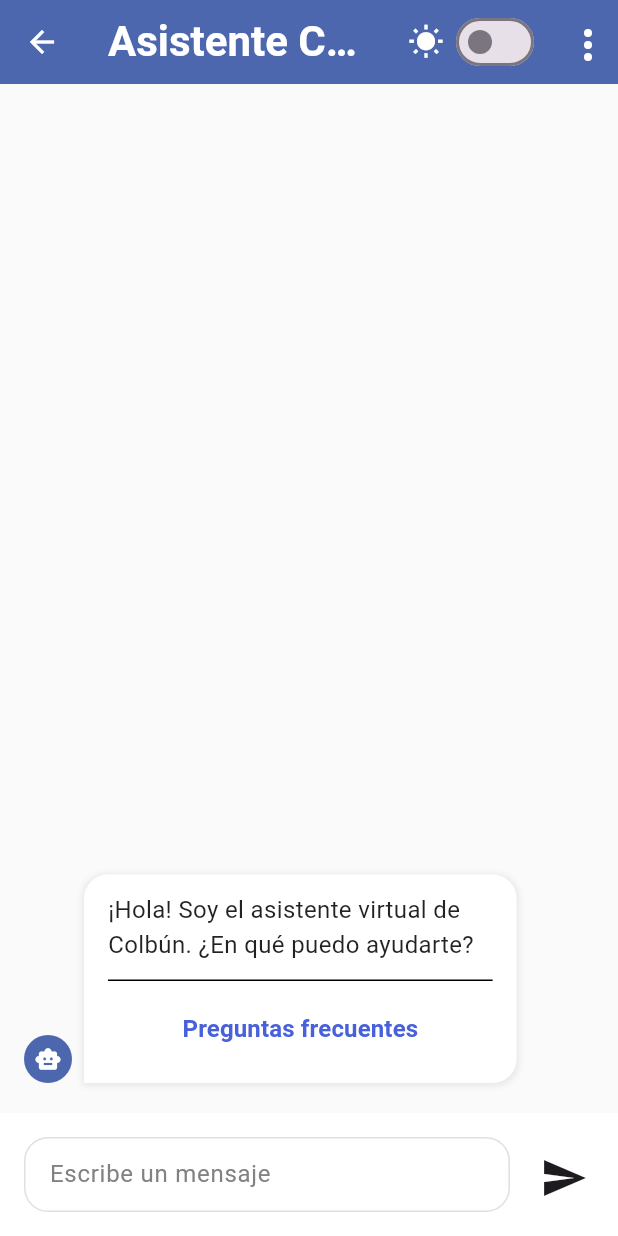
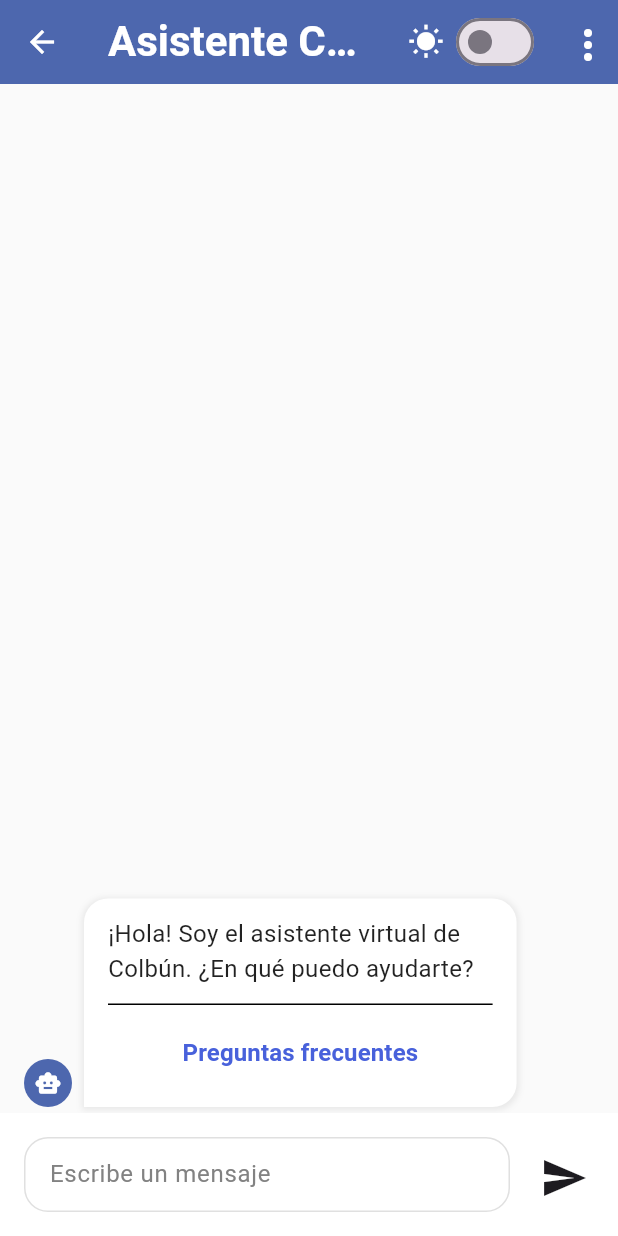
Before and after one commit to BenjajaDev/COLBUN---CONSULTORIA, a Flutter app: the ChatbotScreen screen opened directly, on a phone screen of 412 x 824 dp. Run offline on Flutter 3.47's test engine with Material 3 defaults, Android fonts, the phone set to English and light mode, and no system bars; our stand-ins replace cloud_firestore, firebase_auth, firebase_core, flutter_bloc; accounts and stored records are empty; Roboto replaces fonts that are missing (Poppins); statements that could not run were skipped.

Commit message:
añadi boton link y quite padding del body

```diff
--- a/lib/features/chatbot/components/chatbot_body.dart
+++ b/lib/features/chatbot/components/chatbot_body.dart
@@ -3,6 +3,7 @@ import 'dart:math' as math;
 import 'package:flutter_bloc/flutter_bloc.dart';
 import '../bloc/faq_bloc.dart';
 import '../utils/app_colors.dart';
+import 'package:url_launcher/url_launcher.dart';
 
 class ChatbotBody extends StatelessWidget {
   final bool isDarkMode;
@@ -28,12 +29,24 @@ class ChatbotBody extends StatelessWidget {
     required this.onFaqSelected,
   });
 
+// Método para abrir URLs
+  void _launchUrl(String url, BuildContext context) async {
+    final Uri uri = Uri.parse(url);
+    if (!await launchUrl(uri, mode: LaunchMode.externalApplication)) {
+      if (context.mounted) {
+        ScaffoldMessenger.of(context).showSnackBar(
+          SnackBar(content: Text("No se pudo abrir el enlace: $url")),
+        );
+      }
+    }
+  }
+
   @override
   Widget build(BuildContext context) {
     return Container(
       width: double.infinity,
       color: isDarkMode ? AppColors.darkBackground : Colors.grey[50],
-      padding: const EdgeInsets.all(16.0),
+      padding: const EdgeInsets.symmetric(horizontal: 16.0),// quite padding vertical
       child: ListView.builder(
         controller: scrollController,
         reverse: true,
@@ -166,6 +179,7 @@ class ChatbotBody extends StatelessWidget {
 
   Widget _buildTextMessage(BuildContext context, Map<String, dynamic> message) {
     final isUser = message['sender'] == 'user';
+    final hasLink = message['link'] != null && message['link'].isNotEmpty;
 
     return Padding(
       padding: const EdgeInsets.symmetric(vertical: 4.0),
@@ -191,7 +205,6 @@ class ChatbotBody extends StatelessWidget {
             ),
             const SizedBox(width: 8),
           ],
-
           // Contenedor del mensaje de texto
           if (message['text'] != null && message['text'].isNotEmpty)
             Flexible(
@@ -244,6 +257,46 @@ class ChatbotBody extends StatelessWidget {
                         fontWeight: FontWeight.w400,
                       ),
                     ),
+                    // Mostrar link si existe
+                    if (hasLink) ...[
+                      const SizedBox(height: 8),
+                      GestureDetector(
+                        onTap: () {
+                          _launchUrl(message['link'], context);
+                        },
+                        child: Container(
+                          padding: const EdgeInsets.all(8.0),
+                          decoration: BoxDecoration(
+                            color: isDarkMode ? Colors.blue[900] : Colors.blue[50],
+                            borderRadius: BorderRadius.circular(8.0),
+                            border: Border.all(
+                              color: isDarkMode ? Colors.blue[700]! : Colors.blue[200]!,
+                            ),
+                          ),
+                          child: Row(
+                            mainAxisSize: MainAxisSize.min,
+                            children: [
+                              Icon(
+                                Icons.link,
+                                size: 16,
+                                color: isDarkMode ? Colors.blue[200] : Colors.blue[700],
+                              ),
+                              const SizedBox(width: 4),
+                              Flexible(
+                                child: Text(
+                                  'Fuente',
+                                  style: TextStyle(
+                                    color: isDarkMode ? Colors.blue[200] : Colors.blue[700],
+                                    fontSize: 14,
+                                    fontWeight: FontWeight.w500,
+                                  ),
+                                ),
+                              ),
+                            ],
+                          ),
+                        ),
+                      ),
+                    ],
                     // Si el mensaje es de bienvenida, muestra el botón de FAQs
                     if (message['type'] == 'welcome_message')
                       Column(
--- a/lib/features/chatbot/models/bot_response.dart
+++ b/lib/features/chatbot/models/bot_response.dart
@@ -2,13 +2,14 @@ class BotResponse {
   final String answer;
   final String? action; // El action es opcional
   final bool isStandardResponse;
-  final String?
-      source; // Indica si es una respuesta estándar que requiere feedback
+  final String? link; // Nuevo campo para el link/fuente
+  final String? source; // Indica si es una respuesta estándar que requiere feedback
 
   BotResponse({
     required this.answer,
     this.action,
     this.isStandardResponse = true,
+    this.link, // Nuevo parámetro opcional
     this.source,
   });
 }
--- a/lib/features/chatbot/screen/chatbot_screen.dart
+++ b/lib/features/chatbot/screen/chatbot_screen.dart
@@ -92,6 +92,7 @@ class _ChatbotScreenState extends State<ChatbotScreen>
       // Se encontró una respuesta en Firestore
       return BotResponse(
         answer: localFaq.answer,
+        link: localFaq.link, // Pasar el link desde Firestore
         // ...
       );
     } else {
@@ -136,6 +137,7 @@ class _ChatbotScreenState extends State<ChatbotScreen>
           text: botResponse.answer,
           messageId: messageId,
           source: botResponse.source,
+          link: botResponse.link, // Pasar el link al mensaje
         );
 
         if (botResponse.action == "open_whatsapp") {
@@ -182,6 +184,7 @@ class _ChatbotScreenState extends State<ChatbotScreen>
     String? messageId,
     int? insertAtIndex,
     String? source, // Nuevo parámetro opcional
+    String? link, // Nuevo parámetro para el link
   }) {
     setState(() {
       final newMessage = {
@@ -193,6 +196,7 @@ class _ChatbotScreenState extends State<ChatbotScreen>
         "feedback": null,
         "visible": true,
         "source": source,
+        "link": link, // Nuevo campo para el link
       };
 
       if (insertAtIndex != null) {
--- a/lib/services/firestore_faq_service.dart
+++ b/lib/services/firestore_faq_service.dart
@@ -8,6 +8,7 @@ class Faq {
   final String answer;
   final String? action;
   final List<String> tags;
+   final String? link; // Nuevo campo para el link
 
   Faq({
     required this.id,
@@ -15,6 +16,7 @@ class Faq {
     required this.answer,
     this.action,
     this.tags = const [],
+    this.link, // Nuevo campo
   });
 
   factory Faq.fromFirestore(Map<String, dynamic> data, String documentId) {
@@ -28,6 +30,7 @@ class Faq {
       answer: data['answer'] ?? 'No se encontró respuesta.',
       action: data['action'],
       tags: tagsList,
+      link: data['source_url'], // Inicialización del nuevo campo
     );
   }
 }
```
